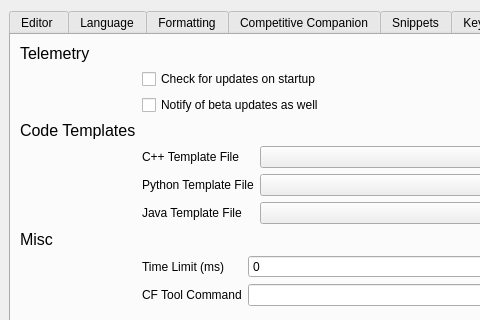
cpeditor/cpeditor, file ui/preferencewindow.ui: the form before one commit; both pictures show x 0 to 480 and y 0 to 320 of the 800 by 600 pixel window.
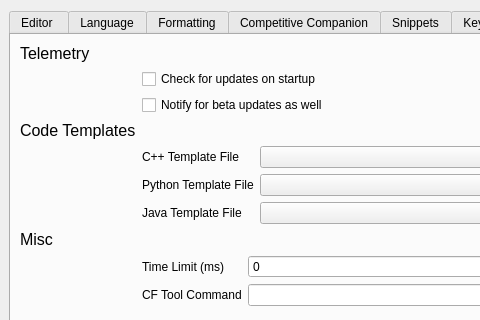
The form after the commit.

Commit message: fix(preferencewindow): Fix grammar typos

Diff of the .ui file:
```diff
--- a/ui/preferencewindow.ui
+++ b/ui/preferencewindow.ui
@@ -867,7 +867,7 @@
                 <item row="1" column="0">
                  <widget class="QCheckBox" name="beta_update">
                   <property name="text">
-                   <string>Notify of beta updates as well</string>
+                   <string>Notify for beta updates as well</string>
                   </property>
                  </widget>
                 </item>
```
Left out of the diff: 2 changed lines with no effect on the pictures.
